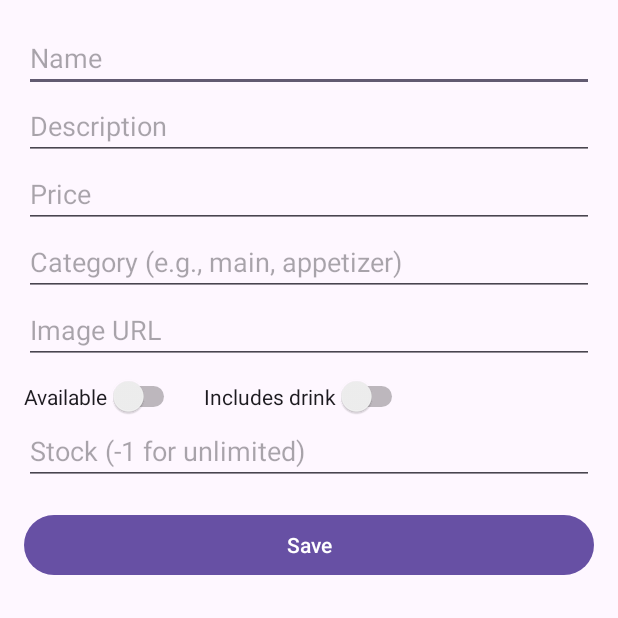
After one commit to benchan0527/GoGoFood, an Android app: the MenuItemEditorActivity screen opened directly, with no data from a screen before it, on a phone screen of 412 x 824 dp, the top half of it. The commit adds this screen. Run offline under Robolectric (Android 15) with nearby library versions, the phone set to English and light mode, and no system bars; our stand-ins replace Firebase (no records; nobody signed in at launch, a user with empty details on screens opened directly).

Commit message:
created MenuManagementActivity (list, toggle availability, edit/delete) and MenuItemEditorActivity (create/edit form). added layouts: activity_menu_management.xml, item_menu_manage.xml, activity_menu_item_editor.xml. added a toolbar action to add new items (res/menu/menu_management_actions.xml). I registered both activities in AndroidManifest.xml. added a new button btnMenuManagement in activity_main.xml and hooked it in MainActivity: Shows only if the admin has menu_edit permission. Navigates to MenuManagementActivity.

```diff
--- a/app/build.gradle.kts
+++ b/app/build.gradle.kts
@@ -34,6 +34,11 @@ android {
     }
 }
 
+// Show detailed deprecation/unchecked warnings during Java compilation
+tasks.withType<JavaCompile>().configureEach {
+    options.compilerArgs.addAll(listOf("-Xlint:deprecation", "-Xlint:unchecked"))
+}
+
 dependencies {
     implementation(libs.appcompat)
     implementation(libs.material)
--- a/app/src/main/java/com/group14/foodordering/MenuActivity.java
+++ b/app/src/main/java/com/group14/foodordering/MenuActivity.java
@@ -764,6 +764,7 @@ public class MenuActivity extends AppCompatActivity {
     }
 
     @Override
+    @SuppressWarnings("unchecked")
     protected void onActivityResult(int requestCode, int resultCode, Intent data) {
         super.onActivityResult(requestCode, resultCode, data);
 
--- /dev/null
+++ b/app/src/main/java/com/group14/foodordering/MenuItemEditorActivity.java
@@ -0,0 +1,146 @@
+package com.group14.foodordering;
+
+import android.os.Bundle;
+import android.text.TextUtils;
+import android.view.View;
+import android.widget.Button;
+import android.widget.EditText;
+import android.widget.Switch;
+import android.widget.Toast;
+
+import androidx.annotation.Nullable;
+import androidx.appcompat.app.AppCompatActivity;
+
+import com.group14.foodordering.model.MenuItem;
+import com.group14.foodordering.service.FirebaseDatabaseService;
+
+import java.util.UUID;
+
+/**
+ * Editor screen to create or edit a menu item (UC-9)
+ */
+public class MenuItemEditorActivity extends AppCompatActivity {
+
+	private FirebaseDatabaseService dbService;
+
+	private EditText etName;
+	private EditText etDescription;
+	private EditText etPrice;
+	private EditText etCategory;
+	private EditText etImageUrl;
+	private Switch switchAvailable;
+	private Switch switchHasDrink;
+	private EditText etStock;
+	private Button btnSave;
+
+	private String editingItemId;
+	private MenuItem editingItem;
+
+	@Override
+	protected void onCreate(@Nullable Bundle savedInstanceState) {
+		super.onCreate(savedInstanceState);
+		setContentView(R.layout.activity_menu_item_editor);
+
+		dbService = FirebaseDatabaseService.getInstance();
+
+		etName = findViewById(R.id.etName);
+		etDescription = findViewById(R.id.etDescription);
+		etPrice = findViewById(R.id.etPrice);
+		etCategory = findViewById(R.id.etCategory);
+		etImageUrl = findViewById(R.id.etImageUrl);
+		switchAvailable = findViewById(R.id.switchAvailable);
+		switchHasDrink = findViewById(R.id.switchHasDrink);
+		etStock = findViewById(R.id.etStock);
+		btnSave = findViewById(R.id.btnSave);
+
+		editingItemId = getIntent().getStringExtra("itemId");
+		if (editingItemId != null && !editingItemId.isEmpty()) {
+			loadItem(editingItemId);
+		}
+
+		btnSave.setOnClickListener(new View.OnClickListener() {
+			@Override
+			public void onClick(View v) {
+				saveItem();
+			}
+		});
+	}
+
+	private void loadItem(String itemId) {
+		dbService.getMenuItemById(itemId, new FirebaseDatabaseService.MenuItemCallback() {
+			@Override
+			public void onSuccess(MenuItem item) {
+				if (item == null) return;
+				editingItem = item;
+				etName.setText(item.getName());
+				etDescription.setText(item.getDescription());
+				etPrice.setText(String.valueOf(item.getPrice()));
+				etCategory.setText(item.getCategory());
+				etImageUrl.setText(item.getImageUrl());
+				switchAvailable.setChecked(item.isAvailable());
+				switchHasDrink.setChecked(item.isHasDrink());
+				etStock.setText(String.valueOf(item.getStock()));
+			}
+
+			@Override
+			public void onFailure(Exception e) {
+				Toast.makeText(MenuItemEditorActivity.this, "Load failed: " + e.getMessage(), Toast.LENGTH_SHORT).show();
+			}
+		});
+	}
+
+	private void saveItem() {
+		String name = etName.getText().toString().trim();
+		String priceStr = etPrice.getText().toString().trim();
+		String category = etCategory.getText().toString().trim();
+
+		if (TextUtils.isEmpty(name)) {
+			etName.setError("Name required");
+			return;
+		}
+		double price = 0;
+		try {
+			price = Double.parseDouble(priceStr);
+		} catch (Exception ignored) {}
+		if (price < 0) {
+			etPrice.setError("Price must be >= 0");
+			return;
+		}
+		if (TextUtils.isEmpty(category)) {
+			etCategory.setError("Category required");
+			return;
+		}
+
+		MenuItem item = editingItem != null ? editingItem : new MenuItem();
+		if (editingItem == null) {
+			String id = UUID.randomUUID().toString();
+			item.setItemId(id);
+			item.setCreatedAt(System.currentTimeMillis());
+		}
+		item.setName(name);
+		item.setDescription(etDescription.getText().toString().trim());
+		item.setPrice(price);
+		item.setCategory(category);
+		item.setImageUrl(etImageUrl.getText().toString().trim());
+		item.setAvailable(switchAvailable.isChecked());
+		item.setHasDrink(switchHasDrink.isChecked());
+		try {
+			item.setStock(Integer.parseInt(etStock.getText().toString().trim()));
+		} catch (Exception e) {
+			item.setStock(-1);
+		}
+		item.setUpdatedAt(System.currentTimeMillis());
+
+		dbService.createOrUpdateMenuItem(item, new FirebaseDatabaseService.DatabaseCallback() {
+		 @Override
+		 public void onSuccess(String documentId) {
+			 Toast.makeText(MenuItemEditorActivity.this, "Saved", Toast.LENGTH_SHORT).show();
+			 finish();
+		 }
+		 @Override
+		 public void onFailure(Exception e) {
+			 Toast.makeText(MenuItemEditorActivity.this, "Save failed: " + e.getMessage(), Toast.LENGTH_SHORT).show();
+		 }
+		});
+	}
+}
--- /dev/null
+++ b/app/src/main/res/layout/activity_menu_item_editor.xml
@@ -0,0 +1,78 @@
+<?xml version="1.0" encoding="utf-8"?>
+<ScrollView xmlns:android="http://schemas.android.com/apk/res/android"
+    android:layout_width="match_parent"
+    android:layout_height="match_parent">
+
+    <LinearLayout
+        android:layout_width="match_parent"
+        android:layout_height="wrap_content"
+        android:orientation="vertical"
+        android:padding="16dp">
+
+        <EditText
+            android:id="@+id/etName"
+            android:layout_width="match_parent"
+            android:layout_height="wrap_content"
+            android:hint="Name"/>
+
+        <EditText
+            android:id="@+id/etDescription"
+            android:layout_width="match_parent"
+            android:layout_height="wrap_content"
+            android:hint="Description"/>
+
+        <EditText
+            android:id="@+id/etPrice"
+            android:layout_width="match_parent"
+            android:layout_height="wrap_content"
+            android:hint="Price"
+            android:inputType="numberDecimal"/>
+
+        <EditText
+            android:id="@+id/etCategory"
+            android:layout_width="match_parent"
+            android:layout_height="wrap_content"
+            android:hint="Category (e.g., main, appetizer)"/>
+
+        <EditText
+            android:id="@+id/etImageUrl"
+            android:layout_width="match_parent"
+            android:layout_height="wrap_content"
+            android:hint="Image URL"/>
+
+        <LinearLayout
+            android:layout_width="match_parent"
+            android:layout_height="wrap_content"
+            android:orientation="horizontal"
+            android:layout_marginTop="8dp">
+
+            <Switch
+                android:id="@+id/switchAvailable"
+                android:layout_width="wrap_content"
+                android:layout_height="wrap_content"
+                android:text="Available"/>
+
+            <Switch
+                android:id="@+id/switchHasDrink"
+                android:layout_width="wrap_content"
+                android:layout_height="wrap_content"
+                android:text="Includes drink"
+                android:layout_marginStart="16dp"/>
+        </LinearLayout>
+
+        <EditText
+            android:id="@+id/etStock"
+            android:layout_width="match_parent"
+            android:layout_height="wrap_content"
+            android:hint="Stock (-1 for unlimited)"
+            android:inputType="number"/>
+
+        <Button
+            android:id="@+id/btnSave"
+            android:layout_width="match_parent"
+            android:layout_height="wrap_content"
+            android:text="Save"
+            android:layout_marginTop="16dp"/>
+    </LinearLayout>
+
+</ScrollView>
```
Also changed, not shown: app/src/main/AndroidManifest.xml (+8 -0 lines), app/src/main/java/com/group14/foodordering/MainActivity.java (+16 -0 lines), app/src/main/java/com/group14/foodordering/MenuManagementActivity.java (added, +195 -0 lines), app/src/main/res/layout/activity_main.xml (+8 -0 lines), app/src/main/res/layout/activity_menu_management.xml (added, +31 -0 lines), app/src/main/res/layout/item_menu_manage.xml (added, +57 -0 lines), app/src/main/res/menu/menu_management_actions.xml (added, +8 -0 lines).
